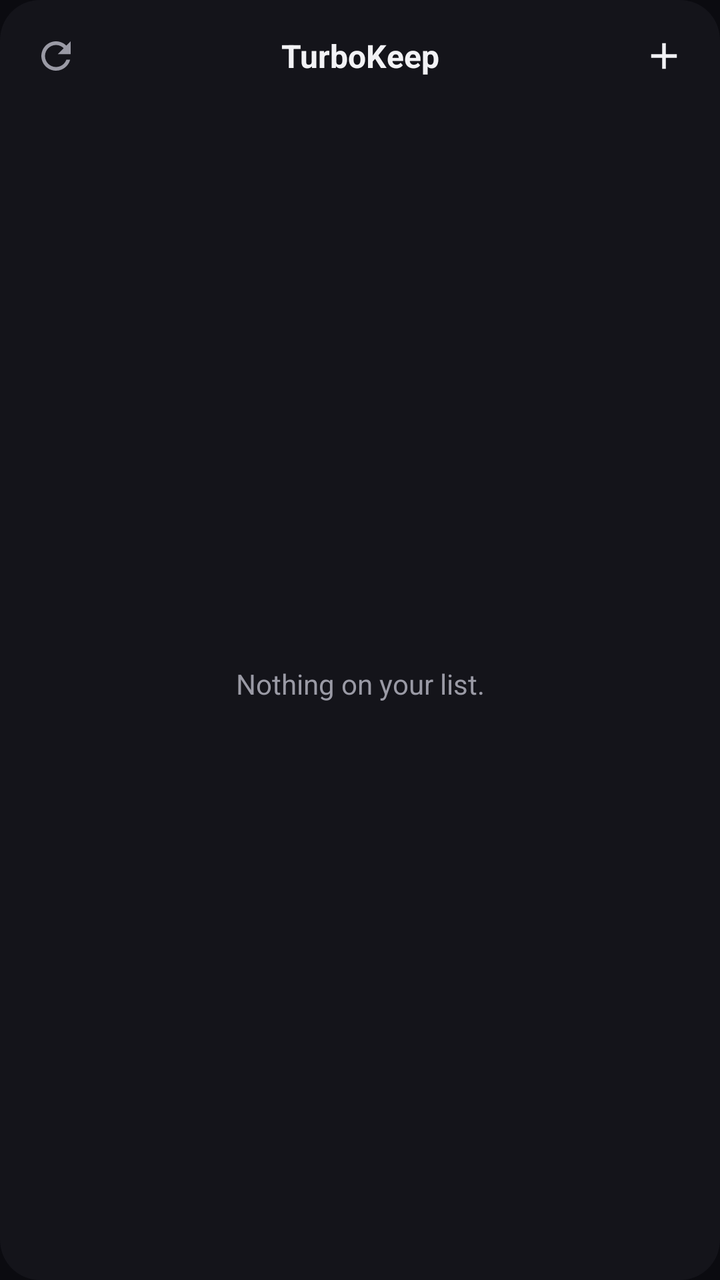
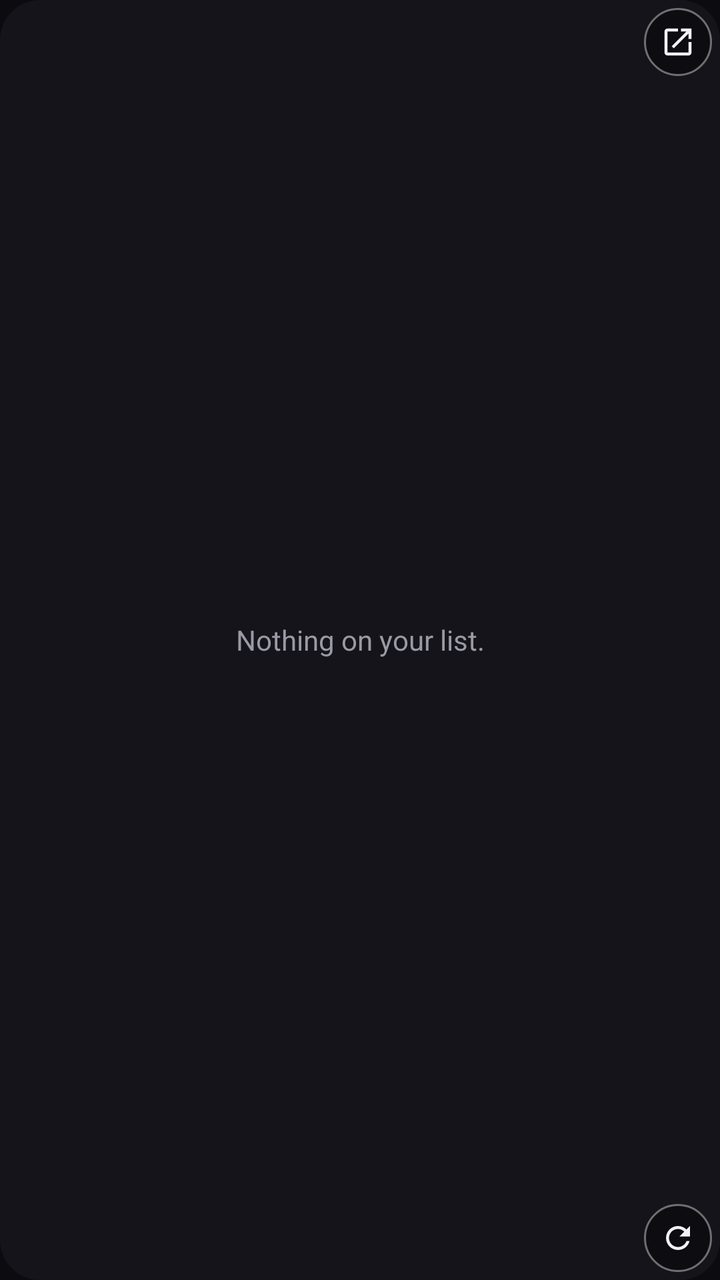

The first picture is an Android layout as it rendered before a commit; the second is the same layout after the commit. The layout source and the unified diff follow.
<!-- AndroidManifest.xml: application theme Theme.TurboKeep -->
<!-- res/layout/widget_tasks.xml -->
<?xml version="1.0" encoding="utf-8"?>
<LinearLayout xmlns:android="http://schemas.android.com/apk/res/android"
    android:layout_width="match_parent"
    android:layout_height="match_parent"
    android:background="@drawable/widget_bg"
    android:orientation="vertical"
    android:padding="6dp">

    
    <LinearLayout
        android:layout_width="match_parent"
        android:layout_height="44dp"
        android:gravity="center_vertical"
        android:orientation="horizontal">

        <ImageView
            android:id="@+id/refresh"
            android:layout_width="44dp"
            android:layout_height="44dp"
            android:contentDescription="Refresh"
            android:padding="11dp"
            android:src="@drawable/ic_w_refresh" />

        <TextView
            android:id="@+id/title"
            android:layout_width="0dp"
            android:layout_height="match_parent"
            android:layout_weight="1"
            android:gravity="center"
            android:text="@string/app_name"
            android:textColor="@color/widget_text"
            android:textSize="16sp"
            android:textStyle="bold" />

        <ImageView
            android:id="@+id/add"
            android:layout_width="44dp"
            android:layout_height="44dp"
            android:contentDescription="Add something"
            android:padding="11dp"
            android:src="@drawable/ic_w_add" />
    </LinearLayout>

    <FrameLayout
        android:layout_width="match_parent"
        android:layout_height="0dp"
        android:layout_weight="1">

        <ListView
            android:id="@+id/list"
            android:layout_width="match_parent"
            android:layout_height="match_parent"
            android:divider="@null"
            android:dividerHeight="0dp" />

        <TextView
            android:id="@+id/empty"
            android:layout_width="match_parent"
            android:layout_height="match_parent"
            android:gravity="center"
            android:padding="16dp"
            android:text="Nothing on your list."
            android:textColor="@color/widget_muted"
            android:textSize="14sp" />
    </FrameLayout>
</LinearLayout>
<!-- resources referenced by this layout -->
<resources>
  <color name="widget_muted">#FF9A9AA5</color>
  <color name="widget_text">#FFF2F2F5</color>
  <!-- drawable ic_w_add (drawable) -->
  <?xml version="1.0" encoding="utf-8"?>
  <vector xmlns:android="http://schemas.android.com/apk/res/android" android:width="24dp" android:height="24dp" android:viewportWidth="24" android:viewportHeight="24">
      <path android:fillColor="#FFF2F2F5" android:pathData="M19,13h-6v6h-2v-6H5v-2h6V5h2v6h6v2z" />
  </vector>
  <!-- drawable ic_w_refresh (drawable) -->
  <?xml version="1.0" encoding="utf-8"?>
  <vector xmlns:android="http://schemas.android.com/apk/res/android" android:width="24dp" android:height="24dp" android:viewportWidth="24" android:viewportHeight="24">
      <path android:fillColor="#FF9A9AA5" android:pathData="M17.65,6.35C16.2,4.9 14.21,4 12,4c-4.42,0 -7.99,3.58 -7.99,8s3.57,8 7.99,8c3.73,0 6.84,-2.55 7.73,-6h-2.08c-0.82,2.33 -3.04,4 -5.65,4 -3.31,0 -6,-2.69 -6,-6s2.69,-6 6,-6c1.66,0 3.14,0.69 4.22,1.78L13,11h7V4l-2.35,2.35z" />
  </vector>
  <!-- drawable widget_bg (drawable) -->
  <?xml version="1.0" encoding="utf-8"?>
  <shape xmlns:android="http://schemas.android.com/apk/res/android" android:shape="rectangle">
      <solid android:color="@color/widget_bg" />
      <corners android:radius="20dp" />
  </shape>
  <string name="app_name">TurboKeep</string>
  <style name="Theme.TurboKeep" parent="Theme.AppCompat.DayNight.NoActionBar">
          <item name="android:windowBackground">@color/keep_bg</item>
          <item name="android:statusBarColor">@android:color/transparent</item>
          <item name="android:navigationBarColor">@android:color/transparent</item>
      </style>
  <color name="widget_bg">#EE15151B</color>
  <color name="keep_bg">#FF0B0B10</color>
</resources>

<!-- the commit's change to res/layout/widget_tasks.xml (unified diff, before → after) -->
@@ -1,66 +1,155 @@
 <?xml version="1.0" encoding="utf-8"?>
-<LinearLayout xmlns:android="http://schemas.android.com/apk/res/android"
+<FrameLayout xmlns:android="http://schemas.android.com/apk/res/android"
     android:layout_width="match_parent"
     android:layout_height="match_parent"
-    android:background="@drawable/widget_bg"
-    android:orientation="vertical"
-    android:padding="6dp">
+    android:background="@drawable/widget_bg">
 
     
-    <LinearLayout
+    <FrameLayout
+        android:id="@+id/list_area"
         android:layout_width="match_parent"
-        android:layout_height="44dp"
-        android:gravity="center_vertical"
-        android:orientation="horizontal">
-
-        <ImageView
-            android:id="@+id/refresh"
-            android:layout_width="44dp"
-            android:layout_height="44dp"
-            android:contentDescription="Refresh"
-            android:padding="11dp"
-            android:src="@drawable/ic_w_refresh" />
-
-        <TextView
-            android:id="@+id/title"
-            android:layout_width="0dp"
-            android:layout_height="match_parent"
-            android:layout_weight="1"
-            android:gravity="center"
-            android:text="@string/app_name"
-            android:textColor="@color/widget_text"
-            android:textSize="16sp"
-            android:textStyle="bold" />
-
-        <ImageView
-            android:id="@+id/add"
-            android:layout_width="44dp"
-            android:layout_height="44dp"
-            android:contentDescription="Add something"
-            android:padding="11dp"
-            android:src="@drawable/ic_w_add" />
-    </LinearLayout>
-
-    <FrameLayout
-        android:layout_width="match_parent"
-        android:layout_height="0dp"
-        android:layout_weight="1">
+        android:layout_height="match_parent">
 
         <ListView
             android:id="@+id/list"
             android:layout_width="match_parent"
             android:layout_height="match_parent"
+            android:clipToPadding="false"
             android:divider="@null"
-            android:dividerHeight="0dp" />
+            android:dividerHeight="0dp"
+            android:paddingStart="4dp"
+            android:paddingTop="4dp"
+            android:paddingEnd="4dp"
+            android:paddingBottom="4dp"
+            android:scrollbars="none" />
 
         <TextView
             android:id="@+id/empty"
             android:layout_width="match_parent"
             android:layout_height="match_parent"
             android:gravity="center"
-            android:padding="16dp"
+            android:padding="24dp"
             android:text="Nothing on your list."
             android:textColor="@color/widget_muted"
             android:textSize="14sp" />
+
+        
+        <ImageView
+            android:id="@+id/open"
+            android:layout_width="34dp"
+            android:layout_height="34dp"
+            android:layout_gravity="top|end"
+            android:layout_margin="4dp"
+            android:background="@drawable/widget_fab_bg"
+            android:contentDescription="Open"
+            android:padding="8dp"
+            android:src="@drawable/ic_w_open" />
+
+        
+        <ImageView
+            android:id="@+id/refresh"
+            android:layout_width="34dp"
+            android:layout_height="34dp"
+            android:layout_gravity="bottom|end"
+            android:layout_margin="4dp"
+            android:background="@drawable/widget_fab_bg"
+            android:contentDescription="Refresh"
+            android:padding="8dp"
+            android:src="@drawable/ic_w_refresh" />
+
+        <ProgressBar
+            android:id="@+id/refresh_spin"
+            style="?android:attr/progressBarStyleSmall"
+            android:layout_width="34dp"
+            android:layout_height="34dp"
+            android:layout_gravity="bottom|end"
+            android:layout_margin="4dp"
+            android:background="@drawable/widget_fab_bg"
+            android:indeterminate="true"
+            android:indeterminateTint="@color/widget_accent"
+            android:padding="7dp"
+            android:visibility="gone" />
     </FrameLayout>
-</LinearLayout>
+
+    
+    <FrameLayout
+        android:id="@+id/detail_area"
+        android:layout_width="match_parent"
+        android:layout_height="match_parent"
+        android:visibility="gone">
+
+        <LinearLayout
+            android:id="@+id/detail_text"
+            android:layout_width="match_parent"
+            android:layout_height="match_parent"
+            android:orientation="vertical"
+            android:paddingStart="14dp"
+            android:paddingTop="12dp"
+            android:paddingEnd="14dp"
+            android:paddingBottom="12dp">
+
+            <TextView
+                android:id="@+id/detail_title"
+                android:layout_width="match_parent"
+                android:layout_height="wrap_content"
+                android:ellipsize="end"
+                android:includeFontPadding="false"
+                android:maxLines="3"
+                android:paddingEnd="96dp"
+                android:textColor="@color/widget_text"
+                android:textSize="17sp"
+                android:textStyle="bold" />
+
+            <TextView
+                android:id="@+id/detail_meta"
+                android:layout_width="match_parent"
+                android:layout_height="wrap_content"
+                android:layout_marginTop="2dp"
+                android:includeFontPadding="false"
+                android:textColor="@color/widget_muted"
+                android:textSize="11sp" />
+
+            <TextView
+                android:id="@+id/detail_desc"
+                android:layout_width="match_parent"
+                android:layout_height="0dp"
+                android:layout_marginTop="8dp"
+                android:layout_weight="1"
+                android:ellipsize="end"
+                android:includeFontPadding="false"
+                android:textColor="@color/widget_text"
+                android:textSize="13sp" />
+        </LinearLayout>
+
+        
+        <TextView
+            android:id="@+id/detail_done"
+            android:layout_width="wrap_content"
+            android:layout_height="36dp"
+            android:layout_gravity="top|end"
+            android:layout_margin="8dp"
+            android:background="@drawable/widget_pill"
+            android:gravity="center"
+            android:paddingStart="14dp"
+            android:paddingEnd="14dp"
+            android:text="Complete"
+            android:textColor="@color/widget_btn_text"
+            android:textSize="13sp"
+            android:textStyle="bold" />
+
+        <TextView
+            android:id="@+id/detail_send"
+            android:layout_width="wrap_content"
+            android:layout_height="36dp"
+            android:layout_gravity="bottom|end"
+            android:layout_margin="8dp"
+            android:background="@drawable/widget_pill_secondary"
+            android:gravity="center"
+            android:paddingStart="14dp"
+            android:paddingEnd="14dp"
+            android:text="Send to tags"
+            android:textColor="@color/widget_text"
+            android:textSize="13sp"
+            android:textStyle="bold" />
+    </FrameLayout>
+</FrameLayout>
<!-- resource entries referenced after the edit -->
@@ -1,16 +1,18 @@
 <!-- resources referenced by this layout -->
 <resources>
+  <color name="widget_accent">#FFFFB020</color>
+  <color name="widget_btn_text">#FF1A1206</color>
   <color name="widget_muted">#FF9A9AA5</color>
   <color name="widget_text">#FFF2F2F5</color>
-  <!-- drawable ic_w_add (drawable) -->
+  <!-- drawable ic_w_open (drawable) -->
   <?xml version="1.0" encoding="utf-8"?>
   <vector xmlns:android="http://schemas.android.com/apk/res/android" android:width="24dp" android:height="24dp" android:viewportWidth="24" android:viewportHeight="24">
-      <path android:fillColor="#FFF2F2F5" android:pathData="M19,13h-6v6h-2v-6H5v-2h6V5h2v6h6v2z" />
+      <path android:fillColor="#FFF2F2F5" android:pathData="M19,19H5V5h7V3H5c-1.11,0 -2,0.9 -2,2v14c0,1.1 0.89,2 2,2h14c1.1,0 2,-0.9 2,-2v-7h-2v7zM14,3v2h3.59l-9.83,9.83 1.41,1.41L19,6.41V10h2V3h-7z" />
   </vector>
   <!-- drawable ic_w_refresh (drawable) -->
   <?xml version="1.0" encoding="utf-8"?>
   <vector xmlns:android="http://schemas.android.com/apk/res/android" android:width="24dp" android:height="24dp" android:viewportWidth="24" android:viewportHeight="24">
-      <path android:fillColor="#FF9A9AA5" android:pathData="M17.65,6.35C16.2,4.9 14.21,4 12,4c-4.42,0 -7.99,3.58 -7.99,8s3.57,8 7.99,8c3.73,0 6.84,-2.55 7.73,-6h-2.08c-0.82,2.33 -3.04,4 -5.65,4 -3.31,0 -6,-2.69 -6,-6s2.69,-6 6,-6c1.66,0 3.14,0.69 4.22,1.78L13,11h7V4l-2.35,2.35z" />
+      <path android:fillColor="#FFF2F2F5" android:pathData="M17.65,6.35C16.2,4.9 14.21,4 12,4c-4.42,0 -7.99,3.58 -7.99,8s3.57,8 7.99,8c3.73,0 6.84,-2.55 7.73,-6h-2.08c-0.82,2.33 -3.04,4 -5.65,4 -3.31,0 -6,-2.69 -6,-6s2.69,-6 6,-6c1.66,0 3.14,0.69 4.22,1.78L13,11h7V4l-2.35,2.35z" />
   </vector>
   <!-- drawable widget_bg (drawable) -->
   <?xml version="1.0" encoding="utf-8"?>
@@ -18,7 +20,25 @@
       <solid android:color="@color/widget_bg" />
       <corners android:radius="20dp" />
   </shape>
-  <string name="app_name">TurboKeep</string>
+  <!-- drawable widget_fab_bg (drawable) -->
+  <?xml version="1.0" encoding="utf-8"?>
+  <shape xmlns:android="http://schemas.android.com/apk/res/android" android:shape="oval">
+      <solid android:color="#CC0B0B10" />
+      <stroke android:width="1dp" android:color="#66FFFFFF" />
+  </shape>
+  <!-- drawable widget_pill (drawable) -->
+  <?xml version="1.0" encoding="utf-8"?>
+  <shape xmlns:android="http://schemas.android.com/apk/res/android" android:shape="rectangle">
+      <solid android:color="@color/widget_accent" />
+      <corners android:radius="18dp" />
+  </shape>
+  <!-- drawable widget_pill_secondary (drawable) -->
+  <?xml version="1.0" encoding="utf-8"?>
+  <shape xmlns:android="http://schemas.android.com/apk/res/android" android:shape="rectangle">
+      <solid android:color="#E61D1D25" />
+      <stroke android:width="1dp" android:color="#88FFFFFF" />
+      <corners android:radius="18dp" />
+  </shape>
   <style name="Theme.TurboKeep" parent="Theme.AppCompat.DayNight.NoActionBar">
           <item name="android:windowBackground">@color/keep_bg</item>
           <item name="android:statusBarColor">@android:color/transparent</item>
